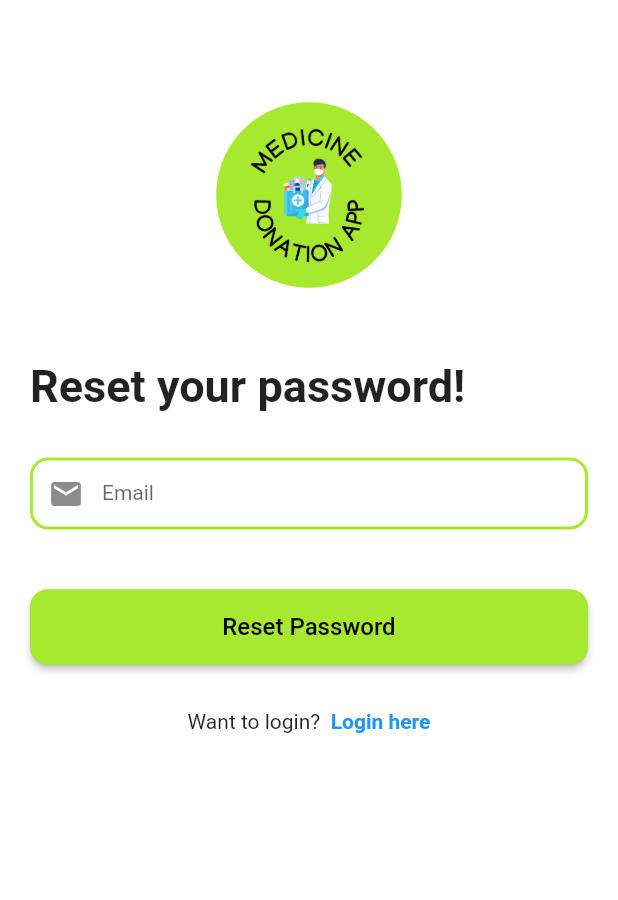
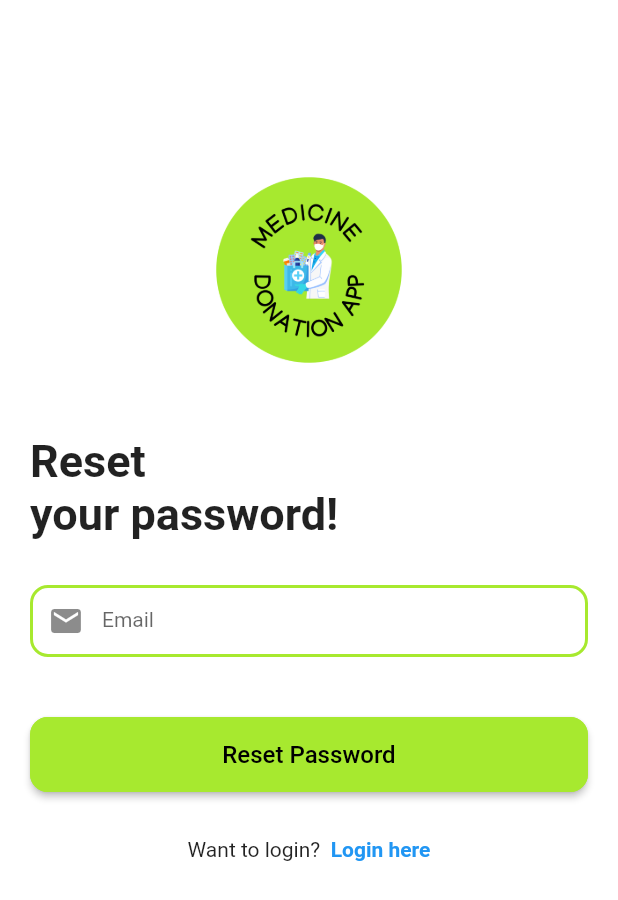
Before and after one commit to iammfarhan/meds-for-all-app, a Flutter app: the ResetScreen screen opened directly, after a tap on "Reset Password", on a phone screen of 412 x 824 dp. Shown: the top 900 px of the screen. Run offline on Flutter 3.47's test engine with Material 2 defaults, Android fonts, the phone set to English and light mode, and no system bars; our stand-ins replace cloud_firestore, firebase_auth, firebase_core, flutter_dotenv, flutter_spinkit; accounts and stored records are empty; network calls fail.

Commit message:
update: Code Refactoring

```diff
--- a/lib/pages/reset_screen.dart
+++ b/lib/pages/reset_screen.dart
@@ -8,7 +8,7 @@ class ResetScreen extends StatefulWidget {
 
 class _ResetScreenState extends State<ResetScreen> {
   TextEditingController emailTextController = TextEditingController();
-  // final auth = FirebaseAuth.instance;
+  final auth = FirebaseAuth.instance;
 
   @override
   Widget build(BuildContext context) {
@@ -19,6 +19,9 @@ class _ResetScreenState extends State<ResetScreen> {
         child: Column(
           crossAxisAlignment: CrossAxisAlignment.start,
           children: [
+            SizedBox(
+              height: 50,
+            ),
             Row(
               mainAxisAlignment: MainAxisAlignment.center,
               children: const [
@@ -28,7 +31,7 @@ class _ResetScreenState extends State<ResetScreen> {
                     height: 220),
               ],
             ),
-              const Text('Reset your password!',
+            const Text('Reset\nyour password!',
                 textAlign: TextAlign.start,
                 style: TextStyle(fontSize: 30, fontWeight: FontWeight.w700)),
             const SizedBox(
@@ -43,14 +46,15 @@ class _ResetScreenState extends State<ResetScreen> {
               decoration: const InputDecoration(
                   enabledBorder: OutlineInputBorder(
                       borderRadius: BorderRadius.all(Radius.circular(12)),
-                      borderSide: BorderSide(color: Color(0xffA7E92F), width: 2)),
+                      borderSide:
+                          BorderSide(color: Color(0xffA7E92F), width: 2)),
                   contentPadding: EdgeInsets.fromLTRB(15, 15, 15, 15),
                   labelText: 'Email',
                   prefixIcon: Icon(Icons.mail),
                   border: OutlineInputBorder(
                       borderRadius: BorderRadius.all(Radius.circular(12)),
                       borderSide:
-                          BorderSide(color:  Color(0xffA7E92F), width: 2))),
+                          BorderSide(color: Color(0xffA7E92F), width: 2))),
             ),
             const SizedBox(height: 40),
             SizedBox(
@@ -58,76 +62,74 @@ class _ResetScreenState extends State<ResetScreen> {
               height: 50,
               child: ElevatedButton(
                 onPressed: () async {
-//                       try {
-//                         await auth.sendPasswordResetEmail(
-//                           email: emailTextController.text,
-//                         );
-//                       } on FirebaseAuthException catch (e) {
-//                         if (e.message ==
-//                             'There is no user record corresponding to this identifier. The user may have been deleted.') {
-//                           ScaffoldMessenger.of(context).showSnackBar(
-//                             const SnackBar(
-//                               backgroundColor: Colors.blue,
-//                               behavior: SnackBarBehavior.floating,
-//                               elevation: 1,
-//                               margin: EdgeInsets.fromLTRB(20, 10, 20, 150),
-//                               content:  Text(
-//                                 "No record found.",
-//                                 style: TextStyle(
-//                                     fontSize: 14, color: Colors.white),
-//                                 textAlign: TextAlign.center,
-//                               ),
-//                               duration: Duration(seconds: 5),
-//                             ),
-//                           );
-//                         }
+                  try {
+                    await auth.sendPasswordResetEmail(
+                      email: emailTextController.text,
+                    );
+                  } on FirebaseAuthException catch (e) {
+                    if (e.message ==
+                        'There is no user record corresponding to this identifier. The user may have been deleted.') {
+                      ScaffoldMessenger.of(context).showSnackBar(
+                        const SnackBar(
+                          backgroundColor: Colors.blue,
+                          behavior: SnackBarBehavior.floating,
+                          elevation: 1,
+                          margin: EdgeInsets.fromLTRB(20, 10, 20, 150),
+                          content: Text(
+                            "No record found.",
+                            style: TextStyle(fontSize: 14, color: Colors.white),
+                            textAlign: TextAlign.center,
+                          ),
+                          duration: Duration(seconds: 5),
+                        ),
+                      );
+                    }
 
-//                         if (e.message == 'Given String is empty or null') {
-//                           ScaffoldMessenger.of(context).showSnackBar(
-//                             const SnackBar(
-//                               backgroundColor: Colors.red,
-//                               behavior: SnackBarBehavior.floating,
-//                               elevation: 1,
-//                               margin: EdgeInsets.fromLTRB(20, 10, 20, 150),
-//                               content: Text(
-//                                 "E-mail address is required.",
-//                                 style: TextStyle(
-//                                     fontSize: 14, color: Colors.white),
-//                                 textAlign: TextAlign.center,
-//                               ),
-//                               duration: Duration(seconds: 5),
-//                             ),
-//                           );
-//                         }
-//                         if (e.message ==
-//                             'The email address is badly formatted.') {
-//                           ScaffoldMessenger.of(context).showSnackBar(
-//                             const SnackBar(
-//                               backgroundColor: Colors.red,
-//                               behavior: SnackBarBehavior.floating,
-//                               elevation: 1,
-//                               margin: EdgeInsets.fromLTRB(20, 10, 20, 150),
-//                               content: Text(
-//                                 "Invalid email format!",
-//                                 style: TextStyle(
-//                                     fontSize: 14, color: Colors.white),
-//                                 textAlign: TextAlign.center,
-//                               ),
-//                               duration: Duration(seconds: 5),
-//                             ),
-//                           );
-//                         }
+                    if (e.message == 'Given String is empty or null') {
+                      ScaffoldMessenger.of(context).showSnackBar(
+                        const SnackBar(
+                          backgroundColor: Colors.red,
+                          behavior: SnackBarBehavior.floating,
+                          elevation: 1,
+                          margin: EdgeInsets.fromLTRB(20, 10, 20, 150),
+                          content: Text(
+                            "E-mail address is required.",
+                            style: TextStyle(fontSize: 14, color: Colors.white),
+                            textAlign: TextAlign.center,
+                          ),
+                          duration: Duration(seconds: 5),
+                        ),
+                      );
+                    }
+                    if (e.message == 'The email address is badly formatted.') {
+                      ScaffoldMessenger.of(context).showSnackBar(
+                        const SnackBar(
+                          backgroundColor: Colors.red,
+                          behavior: SnackBarBehavior.floating,
+                          elevation: 1,
+                          margin: EdgeInsets.fromLTRB(20, 10, 20, 150),
+                          content: Text(
+                            "Invalid email format!",
+                            style: TextStyle(fontSize: 14, color: Colors.white),
+                            textAlign: TextAlign.center,
+                          ),
+                          duration: Duration(seconds: 5),
+                        ),
+                      );
+                    }
 
-//                         print(e.code);
-//                         print(e.message);
-//                         emailTextController.clear();
-// // show the snackbar here
-//                       }
+                    print(e.code);
+                    print(e.message);
+                    emailTextController.clear();
+// show the snackbar here
+                  }
                 },
                 child: Text(
                   "Reset Password",
-                  style: TextStyle(fontSize: 16, color: Colors.black,),
-
+                  style: TextStyle(
+                    fontSize: 16,
+                    color: Colors.black,
+                  ),
                 ),
                 style: ButtonStyle(
                   backgroundColor: MaterialStateProperty.all<Color>(
@@ -137,7 +139,7 @@ class _ResetScreenState extends State<ResetScreen> {
                     RoundedRectangleBorder(
                       borderRadius: BorderRadius.circular(12.0),
                       side: const BorderSide(
-                        color:  Color(0xffA7E92F),
+                        color: Color(0xffA7E92F),
                       ),
                     ),
                   ),
--- a/pubspec.yaml
+++ b/pubspec.yaml
@@ -39,6 +39,7 @@ dependencies:
   flutter_expanded_tile: ^0.3.6
   fluttertoast: ^8.0.9
   flutter_spinkit: ^5.1.0
+  flutter_dotenv: ^5.0.2
 
 dev_dependencies:
   flutter_test:
```
Also changed, not shown: lib/main.dart (+55 -41 lines), lib/pages/home_screen.dart (+69 -80 lines), lib/pages/login_screen.dart (+91 -95 lines), lib/pages/signup_screen.dart (+14 -14 lines), lib/pages/splash_screen.dart (+4 -3 lines), pubspec.lock. Lines whose indentation alone changed are shown as unchanged.
